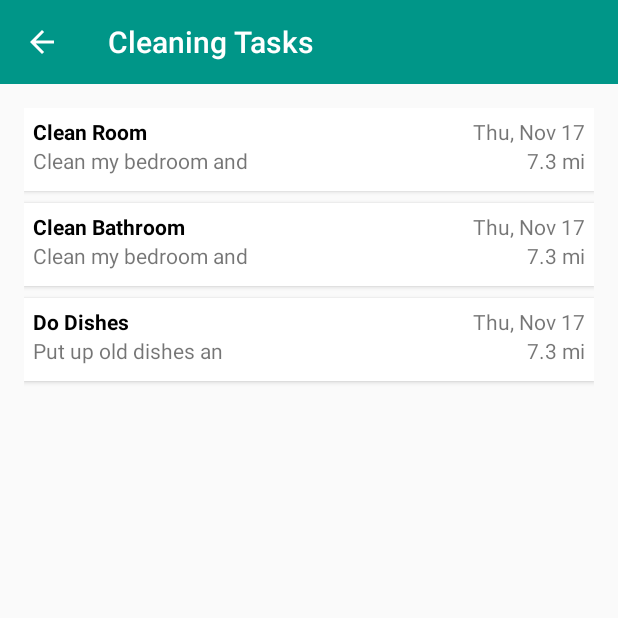
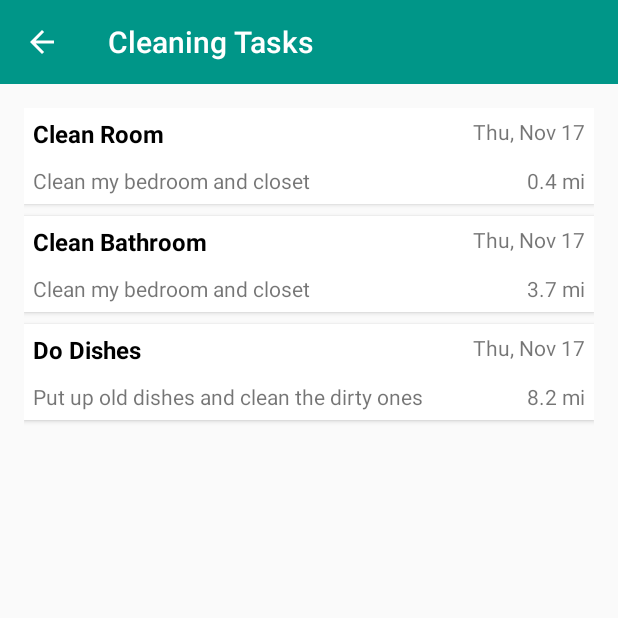
Before and after one commit to cburnham4/TaskHelper, an Android app: the TasksInCategoriesActivity screen opened directly, with no data from a screen before it, on a phone screen of 412 x 824 dp, the top half of it. Run offline under Robolectric (Android 15) with nearby library versions, the light colour scheme and no system bars.

Commit message:
added screenshots and updated task list

```diff
--- a/app/src/main/java/letshangllc/taskhelper/adapters/TasksAdapter.java
+++ b/app/src/main/java/letshangllc/taskhelper/adapters/TasksAdapter.java
@@ -89,7 +89,18 @@ public class TasksAdapter extends RecyclerView.Adapter<TasksAdapter.ViewHolder>
         Task task = tasks.get(position);
         holder.tvTaskName.setText(task.getName());
         holder.tvTaskDescription.setText(task.getDescription());
-        holder.tvDistance.setText("7.3 mi");
+        switch (position){
+            case 0:
+                holder.tvDistance.setText("0.4 mi");
+                break;
+            case 1:
+                holder.tvDistance.setText("3.7 mi");
+                break;
+            case 2:
+                holder.tvDistance.setText("8.2 mi");
+        }
+
+
         holder.tvDateTime.setText(simpleDateFormat.format(task.getPostedTime()));
 
 
--- a/app/src/main/res/layout/activity_tasks_in_categories.xml
+++ b/app/src/main/res/layout/activity_tasks_in_categories.xml
@@ -14,7 +14,7 @@
         android:scrollbars="vertical"
         android:layout_width="match_parent"
         android:layout_height="match_parent"
-        android:layout_margin="@dimen/activity_horizontal_margin"
+        android:layout_margin="@dimen/activity_vertical_margin"
         />
 
 </LinearLayout>
--- a/app/src/main/res/layout/card_task.xml
+++ b/app/src/main/res/layout/card_task.xml
@@ -3,7 +3,7 @@
     xmlns:android="http://schemas.android.com/apk/res/android"
     android:layout_gravity="center"
     android:layout_width="match_parent"
-    android:layout_height="@dimen/cardview_height"
+    android:layout_height="@dimen/cardview_task_height"
     android:layout_marginBottom="@dimen/margin_between_items"
     card_view:cardCornerRadius="0dp"
     android:focusable="true"
@@ -26,16 +26,18 @@
             android:layout_alignParentTop="true"
             android:textStyle="bold"
             android:textColor="@android:color/black"
+            android:textSize="@dimen/cardview_task_titlesz"
             />
 
         <TextView
-            android:layout_below="@+id/tv_task_name"
+            android:layout_alignParentBottom="true"
             android:layout_width="wrap_content"
             android:layout_height="wrap_content"
-            android:ellipsize="end"
+            android:ellipsize="marquee"
             android:maxLines="1"
-            android:maxLength="20"
-            android:id="@+id/tv_task_description"/>
+            android:maxEms="20"
+            android:id="@+id/tv_task_description"
+            android:textSize="@dimen/cardview_task_textsz"/>
 
         <TextView
             android:layout_width="wrap_content"
@@ -43,15 +45,17 @@
             android:id="@+id/tv_date_time"
             android:layout_alignParentRight="true"
             android:layout_alignParentEnd="true"
-            android:layout_alignParentTop="true"/>
+            android:layout_alignParentTop="true"
+            android:textSize="@dimen/cardview_task_textsz"/>
 
         <TextView
             android:layout_width="wrap_content"
             android:layout_height="wrap_content"
             android:layout_alignParentEnd="true"
             android:layout_alignParentRight="true"
+            android:layout_alignParentBottom="true"
             android:id="@+id/tv_distance"
-            android:layout_below="@id/tv_date_time"/>
+            android:textSize="@dimen/cardview_task_textsz"/>
 
 
     </RelativeLayout>
--- a/app/src/main/res/values/dimens.xml
+++ b/app/src/main/res/values/dimens.xml
@@ -17,7 +17,7 @@
     <dimen name="task_name_size">32sp</dimen>
 
 
-    <!-- CardView dimens -->
+    <!-- CardView Category dimens -->
     <dimen name="cardview_vertical_padding">8dp</dimen>
     <dimen name="cardview_horizontal_padding">16dp</dimen>
     <dimen name="cardview_text_padding_left">72dp</dimen>
@@ -26,4 +26,9 @@
     <dimen name="cardview_padding">6dp</dimen>
     <dimen name="cardview_icon_size">24dp</dimen>
 
+    <!-- CardView Task dimens -->
+    <dimen name="cardview_task_titlesz">16sp</dimen>
+    <dimen name="cardview_task_textsz">14sp</dimen>
+    <dimen name="cardview_task_height">64dp</dimen>
+
 </resources>
```
Also changed, not shown: 3 other files.
